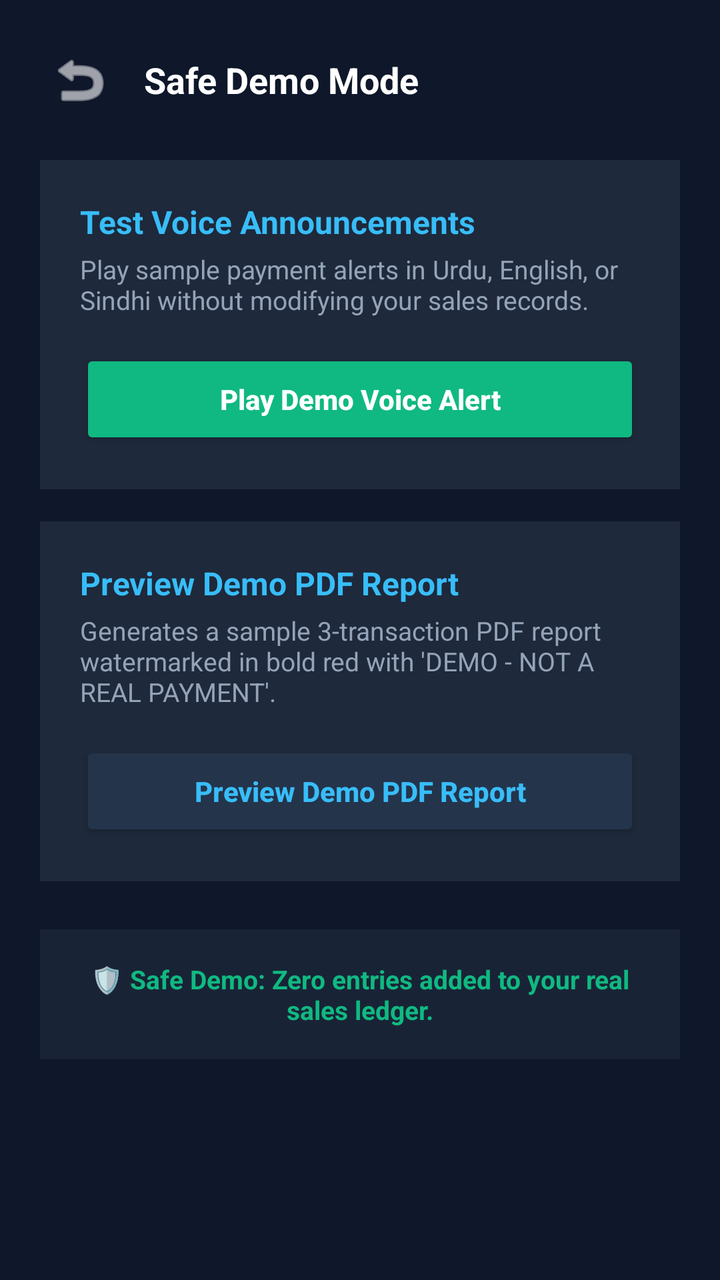
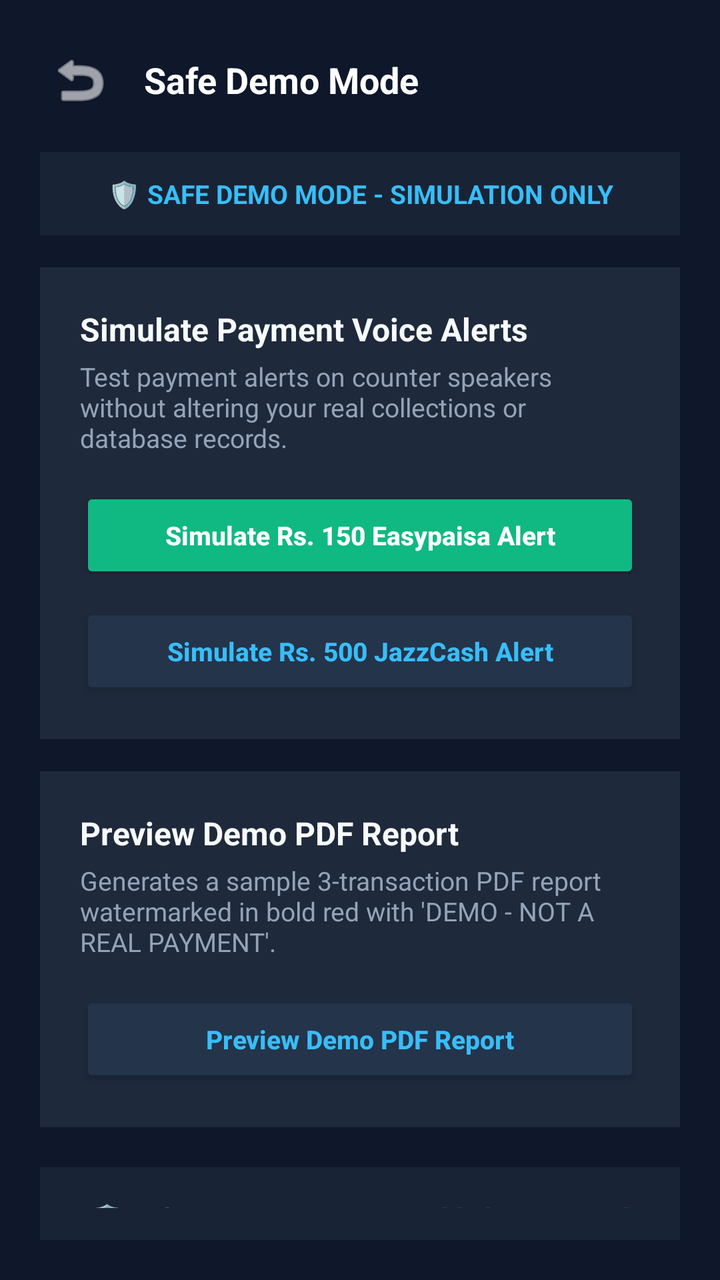

The first picture is an Android layout as it rendered before a commit; the second is the same layout after the commit. The layout source and the unified diff follow.
<!-- AndroidManifest.xml: application theme Theme.BolPaisa -->
<!-- res/layout/activity_safe_demo.xml -->
<?xml version="1.0" encoding="utf-8"?>
<LinearLayout xmlns:android="http://schemas.android.com/apk/res/android"
    android:layout_width="match_parent"
    android:layout_height="match_parent"
    android:background="#0F172A"
    android:orientation="vertical"
    android:padding="20dp">

    
    <LinearLayout
        android:layout_width="match_parent"
        android:layout_height="wrap_content"
        android:gravity="center_vertical"
        android:orientation="horizontal">

        <ImageButton
            android:id="@+id/btnBack"
            android:layout_width="40dp"
            android:layout_height="40dp"
            android:background="?attr/selectableItemBackgroundBorderless"
            android:contentDescription="Back"
            android:src="@android:drawable/ic_menu_revert"
            android:tint="#FFFFFF" />

        <TextView
            android:layout_width="wrap_content"
            android:layout_height="wrap_content"
            android:layout_marginStart="12dp"
            android:text="Safe Demo Mode"
            android:textColor="#FFFFFF"
            android:textSize="18sp"
            android:textStyle="bold" />

    </LinearLayout>

    
    <LinearLayout
        android:layout_width="match_parent"
        android:layout_height="wrap_content"
        android:layout_marginTop="20dp"
        android:background="#1E293B"
        android:orientation="vertical"
        android:padding="20dp">

        <TextView
            android:layout_width="wrap_content"
            android:layout_height="wrap_content"
            android:text="Test Voice Announcements"
            android:textColor="#38BDF8"
            android:textSize="16sp"
            android:textStyle="bold" />

        <TextView
            android:layout_width="wrap_content"
            android:layout_height="wrap_content"
            android:layout_marginTop="4dp"
            android:text="Play sample payment alerts in Urdu, English, or Sindhi without modifying your sales records."
            android:textColor="#94A3B8"
            android:textSize="13sp" />

        <Button
            android:id="@+id/btnPlayDemoAudio"
            android:layout_width="match_parent"
            android:layout_height="50dp"
            android:layout_marginTop="16dp"
            android:backgroundTint="#10B981"
            android:text="Play Demo Voice Alert"
            android:textAllCaps="false"
            android:textColor="#FFFFFF"
            android:textSize="14sp"
            android:textStyle="bold" />

    </LinearLayout>

    
    <LinearLayout
        android:layout_width="match_parent"
        android:layout_height="wrap_content"
        android:layout_marginTop="16dp"
        android:background="#1E293B"
        android:orientation="vertical"
        android:padding="20dp">

        <TextView
            android:layout_width="wrap_content"
            android:layout_height="wrap_content"
            android:text="Preview Demo PDF Report"
            android:textColor="#38BDF8"
            android:textSize="16sp"
            android:textStyle="bold" />

        <TextView
            android:layout_width="wrap_content"
            android:layout_height="wrap_content"
            android:layout_marginTop="4dp"
            android:text="Generates a sample 3-transaction PDF report watermarked in bold red with 'DEMO - NOT A REAL PAYMENT'."
            android:textColor="#94A3B8"
            android:textSize="13sp" />

        <Button
            android:id="@+id/btnPreviewDemoPdf"
            android:layout_width="match_parent"
            android:layout_height="50dp"
            android:layout_marginTop="16dp"
            android:backgroundTint="#24344B"
            android:text="Preview Demo PDF Report"
            android:textAllCaps="false"
            android:textColor="#38BDF8"
            android:textSize="14sp"
            android:textStyle="bold" />

    </LinearLayout>

    
    <TextView
        android:layout_width="match_parent"
        android:layout_height="wrap_content"
        android:layout_marginTop="24dp"
        android:background="#182436"
        android:gravity="center"
        android:padding="16dp"
        android:text="🛡️ Safe Demo: Zero entries added to your real sales ledger."
        android:textColor="#10B981"
        android:textSize="13sp"
        android:textStyle="bold" />

</LinearLayout>
<!-- resources referenced by this layout -->
<resources>
  <style name="Theme.BolPaisa" parent="Base.Theme.BolPaisa" />
  <style name="Base.Theme.BolPaisa" parent="Theme.Material3.DayNight.NoActionBar">
          
          
      </style>
</resources>

<!-- the commit's change to res/layout/activity_safe_demo.xml (unified diff, before → after) -->
@@ -34,10 +34,23 @@
     </LinearLayout>
 
     
+    <TextView
+        android:layout_width="match_parent"
+        android:layout_height="wrap_content"
+        android:layout_marginTop="16dp"
+        android:background="#182436"
+        android:gravity="center"
+        android:padding="12dp"
+        android:text="🛡️ SAFE DEMO MODE - SIMULATION ONLY"
+        android:textColor="#38BDF8"
+        android:textSize="13sp"
+        android:textStyle="bold" />
+
+    
     <LinearLayout
         android:layout_width="match_parent"
         android:layout_height="wrap_content"
-        android:layout_marginTop="20dp"
+        android:layout_marginTop="16dp"
         android:background="#1E293B"
         android:orientation="vertical"
         android:padding="20dp">
@@ -45,8 +58,8 @@
         <TextView
             android:layout_width="wrap_content"
             android:layout_height="wrap_content"
-            android:text="Test Voice Announcements"
-            android:textColor="#38BDF8"
+            android:text="Simulate Payment Voice Alerts"
+            android:textColor="#F8FAFC"
             android:textSize="16sp"
             android:textStyle="bold" />
 
@@ -54,20 +67,32 @@
             android:layout_width="wrap_content"
             android:layout_height="wrap_content"
             android:layout_marginTop="4dp"
-            android:text="Play sample payment alerts in Urdu, English, or Sindhi without modifying your sales records."
+            android:text="Test payment alerts on counter speakers without altering your real collections or database records."
             android:textColor="#94A3B8"
             android:textSize="13sp" />
 
         <Button
-            android:id="@+id/btnPlayDemoAudio"
+            android:id="@+id/btnSimulateEasypaisa"
             android:layout_width="match_parent"
-            android:layout_height="50dp"
+            android:layout_height="48dp"
             android:layout_marginTop="16dp"
             android:backgroundTint="#10B981"
-            android:text="Play Demo Voice Alert"
+            android:text="Simulate Rs. 150 Easypaisa Alert"
             android:textAllCaps="false"
             android:textColor="#FFFFFF"
-            android:textSize="14sp"
+            android:textSize="13sp"
+            android:textStyle="bold" />
+
+        <Button
+            android:id="@+id/btnSimulateJazzCash"
+            android:layout_width="match_parent"
+            android:layout_height="48dp"
+            android:layout_marginTop="10dp"
+            android:backgroundTint="#24344B"
+            android:text="Simulate Rs. 500 JazzCash Alert"
+            android:textAllCaps="false"
+            android:textColor="#38BDF8"
+            android:textSize="13sp"
             android:textStyle="bold" />
 
     </LinearLayout>
@@ -85,7 +110,7 @@
             android:layout_width="wrap_content"
             android:layout_height="wrap_content"
             android:text="Preview Demo PDF Report"
-            android:textColor="#38BDF8"
+            android:textColor="#F8FAFC"
             android:textSize="16sp"
             android:textStyle="bold" />
 
@@ -100,13 +125,13 @@
         <Button
             android:id="@+id/btnPreviewDemoPdf"
             android:layout_width="match_parent"
-            android:layout_height="50dp"
+            android:layout_height="48dp"
             android:layout_marginTop="16dp"
             android:backgroundTint="#24344B"
             android:text="Preview Demo PDF Report"
             android:textAllCaps="false"
             android:textColor="#38BDF8"
-            android:textSize="14sp"
+            android:textSize="13sp"
             android:textStyle="bold" />
 
     </LinearLayout>
@@ -115,7 +140,7 @@
     <TextView
         android:layout_width="match_parent"
         android:layout_height="wrap_content"
-        android:layout_marginTop="24dp"
+        android:layout_marginTop="20dp"
         android:background="#182436"
         android:gravity="center"
         android:padding="16dp"
